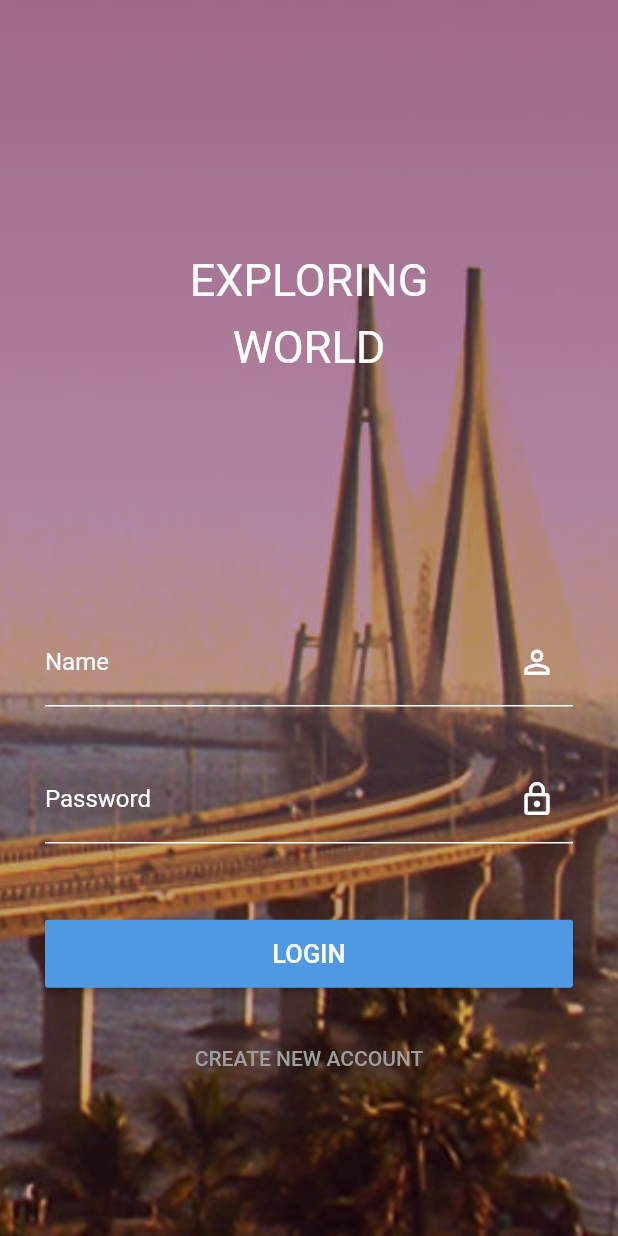
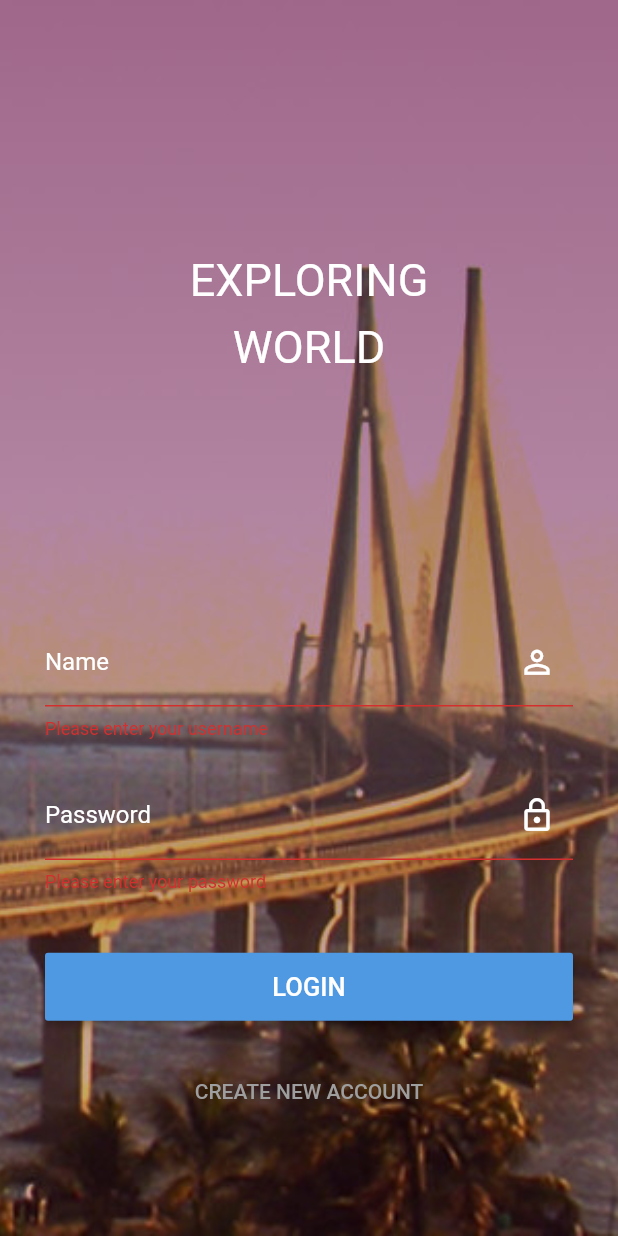
Before and after one commit to JKPK/weekly_flutter_challenge_6_menu, a Flutter app: the screen it shows after launch, after a tap on "LOGIN", on a phone screen of 412 x 824 dp. Run offline on Flutter 3.47's test engine with Material 2 defaults, Android fonts, the phone set to English and light mode, and no system bars.

Commit message:
Added form validation to login screen.

```diff
--- a/lib/pages/login_page.dart
+++ b/lib/pages/login_page.dart
@@ -2,7 +2,14 @@ import 'package:flutter/material.dart';
 
 import '../styleguide.dart';
 
-class LoginPage extends StatelessWidget {
+class LoginPage extends StatefulWidget {
+  @override
+  _LoginPageState createState() => _LoginPageState();
+}
+
+class _LoginPageState extends State<LoginPage> {
+  final _loginFormKey = GlobalKey<FormState>();
+
   @override
   Widget build(BuildContext context) {
     return Transform(
@@ -20,7 +27,9 @@ class LoginPage extends StatelessWidget {
             height: MediaQuery.of(context).size.height,
             width: MediaQuery.of(context).size.width,
           ),
-          Container(
+          Form(
+            key: _loginFormKey,
+            child: Container(
               child: Wrap(
                 verticalDirection: VerticalDirection.up,
                 children: <Widget>[
@@ -48,7 +57,15 @@ class LoginPage extends StatelessWidget {
                         child: RaisedButton(
                           textColor: Colors.white,
                           color: Color(0xFF4F99E3),
-                        onPressed: () {},
+                          onPressed: () {
+                            if (_loginFormKey.currentState.validate()) {
+                              Scaffold.of(context).showSnackBar(
+                                SnackBar(
+                                  content: Text("Logged in"),
+                                ),
+                              );
+                            }
+                          },
                           child: Text(
                             "login".toUpperCase(),
                             style: TextStyle(fontSize: 17),
@@ -61,7 +78,13 @@ class LoginPage extends StatelessWidget {
                     height: MediaQuery.of(context).size.height * .15,
                     padding: EdgeInsets.symmetric(horizontal: 30),
                     child: Center(
-                    child: TextField(
+                      child: TextFormField(
+                        validator: (value) {
+                          if (value.isEmpty) {
+                            return 'Please enter your password';
+                          }
+                          return null;
+                        },
                         decoration: inputDecoration.copyWith(
                             suffixIcon: Icon(
                               Icons.lock_outline,
@@ -80,7 +103,14 @@ class LoginPage extends StatelessWidget {
                   Container(
                     padding: EdgeInsets.symmetric(horizontal: 30),
                     child: Center(
-                    child: TextField(
+                      child: TextFormField(
+                        validator: (value) {
+                          if (value.isEmpty) {
+                            return 'Please enter your username';
+                          }
+                          return null;
+                        },
+                        keyboardType: TextInputType.emailAddress,
                         decoration: inputDecoration,
                         style: const TextStyle(
                           color: Colors.white,
@@ -106,6 +136,7 @@ class LoginPage extends StatelessWidget {
                 ],
               ),
             ),
+          ),
         ],
       ),
     );
```
Also changed, not shown: 1 other file. Lines whose indentation alone changed are shown as unchanged.
